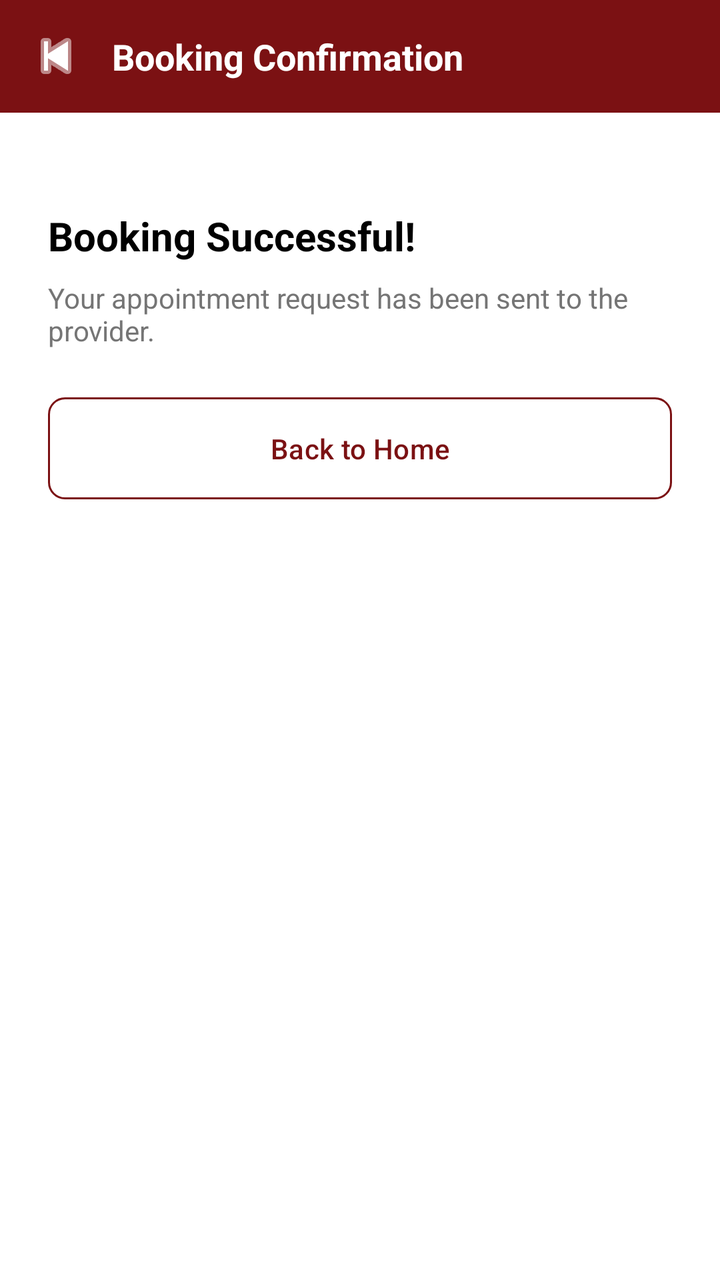
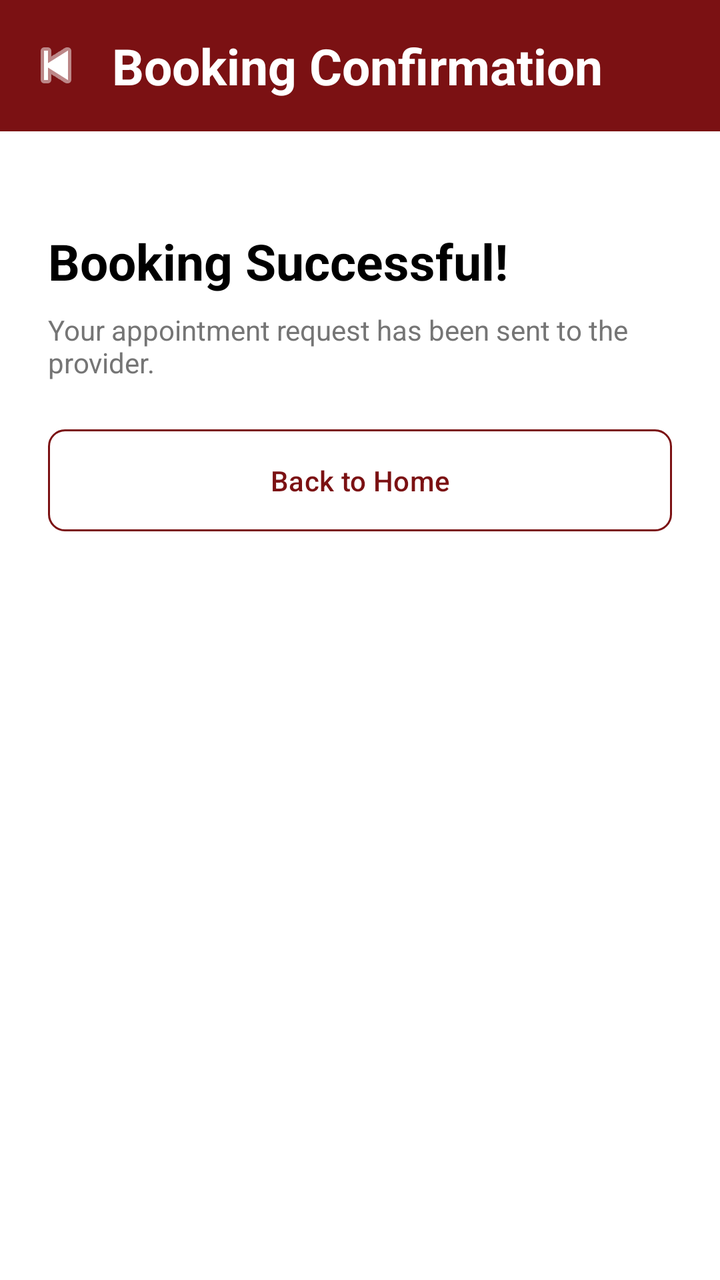

The first picture is an Android layout as it rendered before a commit; the second is the same layout after the commit. The layout source and the unified diff follow.
<!-- AndroidManifest.xml: application theme Theme.FixItFinderApp -->
<!-- res/layout/activity_booking_confirmation.xml -->
<?xml version="1.0" encoding="utf-8"?>
<androidx.constraintlayout.widget.ConstraintLayout
    xmlns:android="http://schemas.android.com/apk/res/android"
    xmlns:app="http://schemas.android.com/apk/res-auto"
    android:layout_width="match_parent"
    android:layout_height="match_parent"
    android:background="@color/white">

    <LinearLayout
        android:id="@+id/headerLayout"
        android:layout_width="match_parent"
        android:layout_height="wrap_content"
        android:orientation="horizontal"
        android:background="@color/color_primary"
        android:padding="16dp"
        android:gravity="center_vertical"
        app:layout_constraintTop_toTopOf="parent"
        app:layout_constraintStart_toStartOf="parent"
        app:layout_constraintEnd_toEndOf="parent">

        <ImageButton
            android:id="@+id/btnBack"
            android:layout_width="24dp"
            android:layout_height="24dp"
            android:src="@android:drawable/ic_media_previous"
            android:tint="@color/white"
            android:padding="4dp"
            android:background="?attr/selectableItemBackgroundBorderless"
            android:contentDescription="Back"
            android:layout_marginEnd="16dp" />

        <TextView
            android:id="@+id/tvHeaderTitle"
            android:layout_width="0dp"
            android:layout_height="wrap_content"
            android:layout_weight="1"
            android:text="Booking Confirmation"
            android:textSize="18sp"
            android:textStyle="bold"
            android:textColor="@color/white" />
    </LinearLayout>

    <TextView
        android:id="@+id/tvSuccessTitle"
        android:layout_width="0dp"
        android:layout_height="wrap_content"
        android:text="Booking Successful!"
        android:textSize="20sp"
        android:textStyle="bold"
        android:textColor="@android:color/black"
        android:layout_marginTop="48dp"
        android:layout_marginStart="24dp"
        android:layout_marginEnd="24dp"
        app:layout_constraintTop_toBottomOf="@id/headerLayout"
        app:layout_constraintStart_toStartOf="parent"
        app:layout_constraintEnd_toEndOf="parent" />

    <TextView
        android:id="@+id/tvSuccessSub"
        android:layout_width="0dp"
        android:layout_height="wrap_content"
        android:text="Your appointment request has been sent to the provider."
        android:textSize="14sp"
        android:textColor="#757575"
        android:layout_marginTop="8dp"
        android:layout_marginStart="24dp"
        android:layout_marginEnd="24dp"
        app:layout_constraintTop_toBottomOf="@id/tvSuccessTitle"
        app:layout_constraintStart_toStartOf="parent"
        app:layout_constraintEnd_toEndOf="parent" />

    <Button
        android:id="@+id/btnBackHome"
        android:layout_width="0dp"
        android:layout_height="wrap_content"
        android:text="Back to Home"
        android:textColor="@color/color_primary"
        android:background="@drawable/button_outline_red"
        android:padding="12dp"
        android:layout_marginTop="24dp"
        android:layout_marginStart="24dp"
        android:layout_marginEnd="24dp"
        app:layout_constraintTop_toBottomOf="@id/tvSuccessSub"
        app:layout_constraintStart_toStartOf="parent"
        app:layout_constraintEnd_toEndOf="parent" />

</androidx.constraintlayout.widget.ConstraintLayout>
<!-- resources referenced by this layout -->
<resources>
  <color name="color_primary">#7B1113</color>
  <color name="white">#FFFFFFFF</color>
  <!-- drawable button_outline_red (drawable) -->
  <?xml version="1.0" encoding="utf-8"?>
  <shape xmlns:android="http://schemas.android.com/apk/res/android"
      android:shape="rectangle">
      <solid android:color="@android:color/transparent" />
      <stroke
          android:width="1dp"
          android:color="@color/color_primary" />
      <corners android:radius="8dp" />
      <padding
          android:left="16dp"
          android:top="8dp"
          android:right="16dp"
          android:bottom="8dp" />
  </shape>
  <style name="Theme.FixItFinderApp" parent="Base.Theme.FixItFinderApp" />
  <style name="Base.Theme.FixItFinderApp" parent="Theme.Material3.DayNight.NoActionBar">
          <item name="colorPrimary">@color/color_primary</item>
          <item name="colorSecondary">@color/color_secondary</item>
          <item name="colorSurface">@color/color_background</item>
          <item name="colorOnSurface">@color/color_text_dark</item>
          <item name="colorPrimaryContainer">@color/color_primary</item>
          <item name="colorOnPrimary">@color/color_background</item>
      </style>
  <color name="color_secondary">#825037</color>
  <color name="color_background">#FFFFFF</color>
  <color name="color_text_dark">#2C2C2C</color>
</resources>

<!-- the commit's change to res/layout/activity_booking_confirmation.xml (unified diff, before → after) -->
@@ -35,9 +35,9 @@
             android:layout_height="wrap_content"
             android:layout_weight="1"
             android:text="Booking Confirmation"
-            android:textSize="18sp"
-            android:textStyle="bold"
-            android:textColor="@color/white" />
+            android:textColor="@color/white"
+            android:textSize="25sp"
+            android:textStyle="bold" />
     </LinearLayout>
 
     <TextView
@@ -45,7 +45,7 @@
         android:layout_width="0dp"
         android:layout_height="wrap_content"
         android:text="Booking Successful!"
-        android:textSize="20sp"
+        android:textSize="25sp"
         android:textStyle="bold"
         android:textColor="@android:color/black"
         android:layout_marginTop="48dp"
